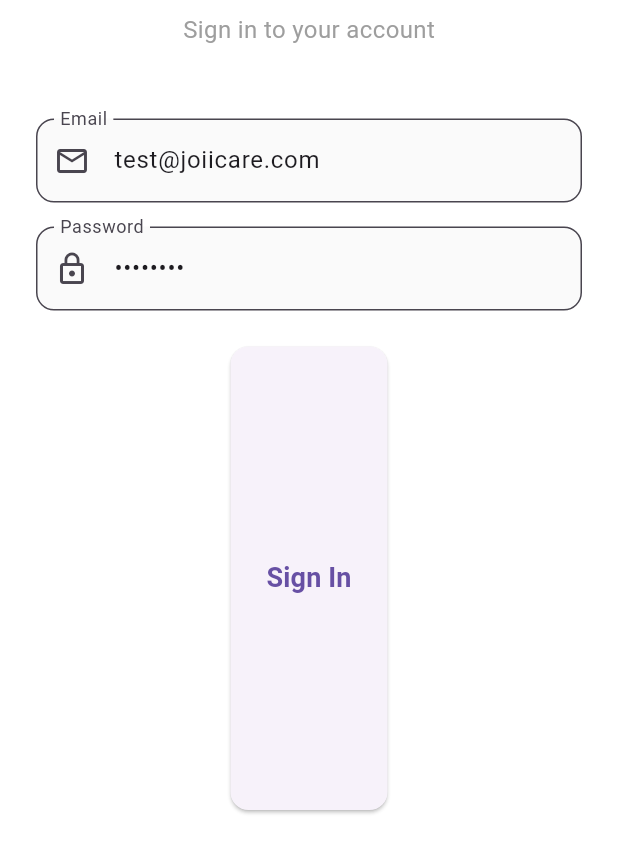
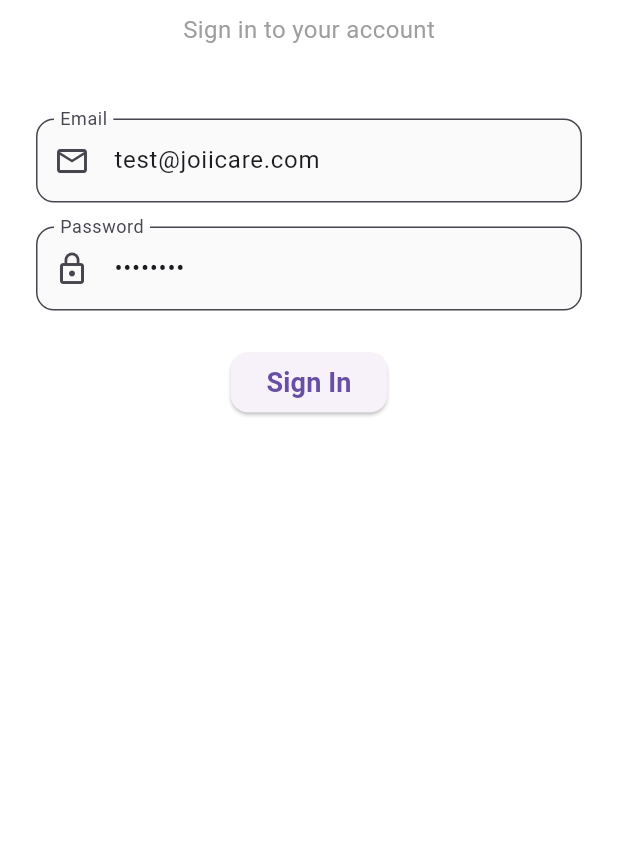
Before and after one commit to anaamika2812/joii_flutter_task, a Flutter app: the screen it shows after launch, on a phone screen of 412 x 824 dp, the part 390-1236 px from its top. Run offline on Flutter 3.47's test engine with Material 3 defaults, Android fonts, the phone set to English and light mode, and no system bars; our stand-ins replace dio, fl_chart, flutter_bloc, get, shared_preferences.

Commit message:
Ui added

```diff
--- a/lib/features/auth/presentation/widgets/login_form.dart
+++ b/lib/features/auth/presentation/widgets/login_form.dart
@@ -47,7 +47,8 @@ class _LoginFormState extends State<LoginForm> {
             validator: (value) => (value?.isEmpty ?? true) ? 'Please enter your password' : null,
           ),
           const SizedBox(height: 24),
-           Expanded(
+           SizedBox(
+
               child: ElevatedButton(
                 onPressed: _login,
                 child: const Text('Sign In', style: TextStyle(fontSize: 18, fontWeight: FontWeight.bold)),
```
